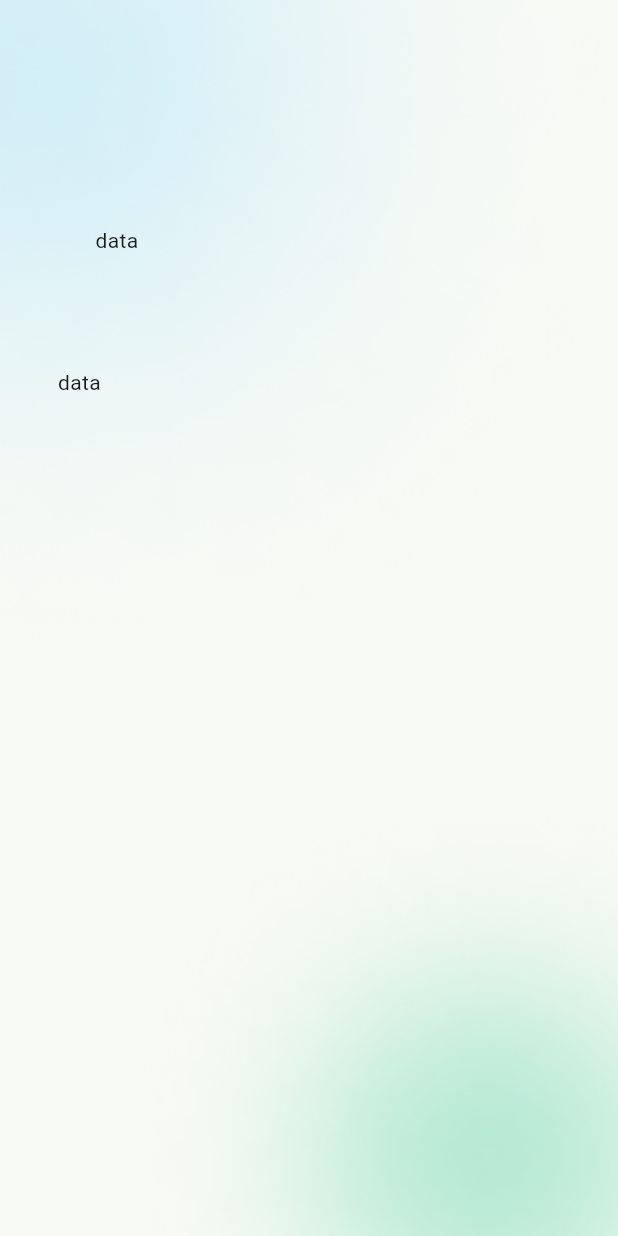
After one commit to majidfathi69/DoctorHunt, a Flutter app: the SignupView screen opened by its route, on a phone screen of 412 x 824 dp. The commit adds this screen. Run offline on Flutter 3.47's test engine with Material 2 defaults, Android fonts, the phone set to English and light mode, and no system bars; our stand-ins replace get.

Commit message:
layout/16_Sign-up-screen

```diff
--- a/lib/app/modules/root/views/root_view.dart
+++ b/lib/app/modules/root/views/root_view.dart
@@ -15,7 +15,7 @@ class RootView extends GetView<RootController> {
           // drawer: DrawerWidget(),
 
           body: GetRouterOutlet(
-            initialRoute: Routes.ONBOARDING,
+            initialRoute: Routes.SINGUP,
             anchorRoute: '/',
           ),
         );
--- /dev/null
+++ b/lib/app/modules/signup/bindings/signup_binding.dart
@@ -0,0 +1,9 @@
+import 'package:doctor_hunt/app/modules/signup/controllers/singup_controller.dart';
+import 'package:get/get.dart';
+
+class SignupBinding extends Bindings {
+  @override
+  void dependencies() {
+    Get.lazyPut<SingupController>(() => SingupController());
+  }
+}
--- /dev/null
+++ b/lib/app/modules/signup/controllers/singup_controller.dart
@@ -0,0 +1,3 @@
+import 'package:get/get.dart';
+
+class SingupController extends GetxController {}
--- /dev/null
+++ b/lib/app/modules/signup/views/signup_view.dart
@@ -0,0 +1,51 @@
+import 'package:flutter/gestures.dart';
+import 'package:flutter/material.dart';
+
+class SignupView extends StatelessWidget {
+  const SignupView({super.key});
+
+  @override
+  Widget build(BuildContext context) {
+    return Scaffold(
+      body: Container(
+
+        decoration: const BoxDecoration(
+            image: DecorationImage(
+                image: AssetImage('lib/assets/image/background.png'),
+                fit: BoxFit.cover)),
+        child: ListView(
+
+          children: const [
+            SizedBox(height: 150),
+            Center(child: SizedBox(width: 285, child: HeadlineWidget())),
+            SizedBox(height: 75),
+            Center(child: SizedBox(width: 335, child: SignupTabWidget())),
+            SizedBox(height: 35),
+          ],
+        ),
+      ),
+    );
+  }
+}
+
+class SignupTabWidget extends StatelessWidget {
+  const SignupTabWidget({
+    super.key
+  });
+
+  @override
+  Widget build(BuildContext context) {
+    return Text('data');
+  }
+}
+
+class HeadlineWidget extends StatelessWidget {
+  const HeadlineWidget({
+    super.key
+  });
+
+  @override
+  Widget build(BuildContext context) {
+    return Text('data');
+  }
+}
--- a/lib/routes/app_pages.dart
+++ b/lib/routes/app_pages.dart
@@ -1,3 +1,5 @@
+import 'package:doctor_hunt/app/modules/signup/bindings/signup_binding.dart';
+import 'package:doctor_hunt/app/modules/signup/views/signup_view.dart';
 import 'package:get/get.dart';
 
 import '../app/modules/onBoarding/onboarding_screen.dart';
@@ -34,6 +36,11 @@ class AppPages {
             ),
           ],
         ),
+            GetPage(
+              name: _Paths.SINGUP,
+              page: () => const SignupView(),
+              binding: SignupBinding(),
+            ),
       ],
     ),
   ];
--- a/lib/routes/app_routes.dart
+++ b/lib/routes/app_routes.dart
@@ -6,10 +6,12 @@ abstract class Routes {
   static const ONBOARDING = _Paths.ONBOARDING;
   static const ONBOARDING_TWO = ONBOARDING + _Paths.ONBOARDING_TWO;
   static const ONBOARDING_THREE = ONBOARDING_TWO + _Paths.ONBOARDING_THREE;
+  static const SINGUP =_Paths.SINGUP;
 }
 
 abstract class _Paths {
   static const ONBOARDING = '/onboarding';
   static const ONBOARDING_TWO = '/onboarding_two';
   static const ONBOARDING_THREE = '/onboarding_three';
+  static const SINGUP = '/singup';
 }
```
